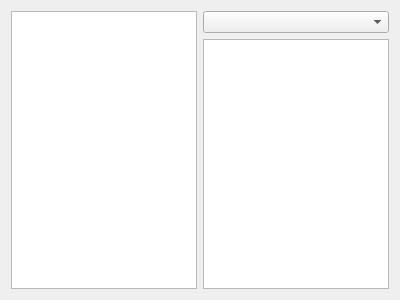
First picture: the form in miasmod_data.ui, repository DarkStarSword/miasmata-fixes, before the edit.
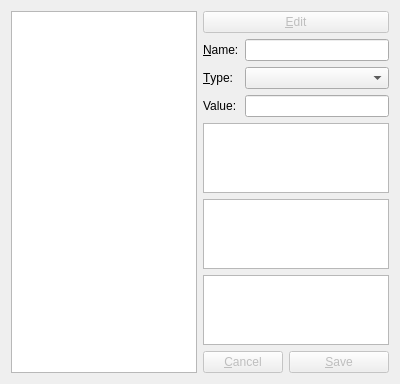
Second picture: the form after the edit.

```diff
--- a/miasmod_data.ui
+++ b/miasmod_data.ui
@@ -24,10 +24,112 @@
    <item>
     <layout class="QVBoxLayout" name="verticalLayout">
      <item>
-      <widget class="QComboBox" name="comboBox"/>
+      <widget class="QPushButton" name="edit">
+       <property name="enabled">
+        <bool>false</bool>
+       </property>
+       <property name="text">
+        <string>&amp;Edit</string>
+       </property>
+      </widget>
      </item>
      <item>
-      <widget class="QListView" name="listView"/>
+      <layout class="QFormLayout" name="formLayout">
+       <item row="1" column="0">
+        <widget class="QLabel" name="label">
+         <property name="text">
+          <string>&amp;Name:</string>
+         </property>
+         <property name="buddy">
+          <cstring>name</cstring>
+         </property>
+        </widget>
+       </item>
+       <item row="1" column="1">
+        <widget class="QLineEdit" name="name">
+         <property name="readOnly">
+          <bool>true</bool>
+         </property>
+        </widget>
+       </item>
+       <item row="2" column="1">
+        <widget class="QComboBox" name="type"/>
+       </item>
+       <item row="2" column="0">
+        <widget class="QLabel" name="label_2">
+         <property name="text">
+          <string>&amp;Type:</string>
+         </property>
+         <property name="buddy">
+          <cstring>type</cstring>
+         </property>
+        </widget>
+       </item>
+       <item row="3" column="0">
+        <widget class="QLabel" name="label_3">
+         <property name="text">
+          <string>Value:</string>
+         </property>
+        </widget>
+       </item>
+       <item row="3" column="1">
+        <widget class="QLineEdit" name="value_line">
+         <property name="readOnly">
+          <bool>true</bool>
+         </property>
+        </widget>
+       </item>
+      </layout>
+     </item>
+     <item>
+      <widget class="QListWidget" name="value_list"/>
+     </item>
+     <item>
+      <widget class="QTableWidget" name="value_table"/>
+     </item>
+     <item>
+      <widget class="QPlainTextEdit" name="value_hex">
+       <property name="readOnly">
+        <bool>true</bool>
+       </property>
+      </widget>
+     </item>
+     <item>
+      <spacer name="verticalSpacer">
+       <property name="orientation">
+        <enum>Qt::Vertical</enum>
+       </property>
+       <property name="sizeHint" stdset="0">
+        <size>
+         <width>20</width>
+         <height>40</height>
+        </size>
+       </property>
+      </spacer>
+     </item>
+     <item>
+      <layout class="QFormLayout" name="formLayout_2">
+       <item row="1" column="0">
+        <widget class="QPushButton" name="cancel">
+         <property name="enabled">
+          <bool>false</bool>
+         </property>
+         <property name="text">
+          <string>&amp;Cancel</string>
+         </property>
+        </widget>
+       </item>
+       <item row="1" column="1">
+        <widget class="QPushButton" name="pushButton">
+         <property name="enabled">
+          <bool>false</bool>
+         </property>
+         <property name="text">
+          <string>&amp;Save</string>
+         </property>
+        </widget>
+       </item>
+      </layout>
      </item>
     </layout>
    </item>
```
Left out of the diff: 5 changed lines with no effect on the pictures.
